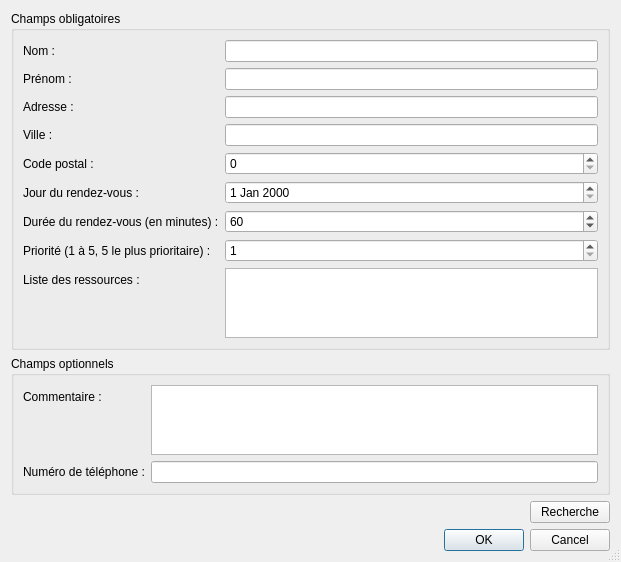
Qu3tzal/TpQt, file QTP/views/createclientdialog.ui: the form before one commit.
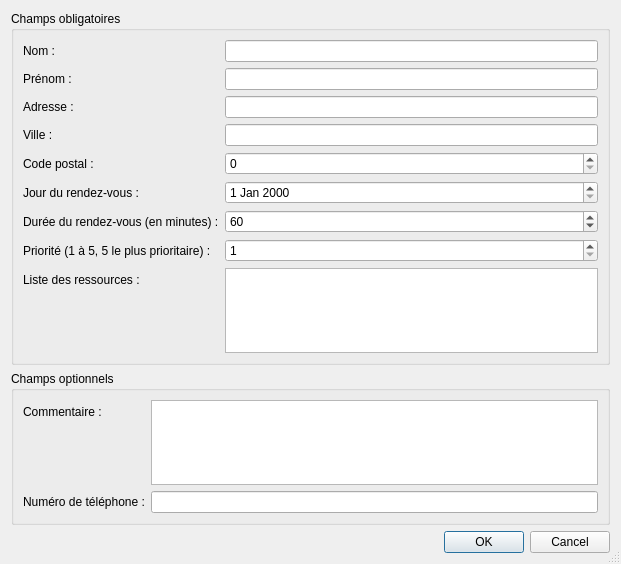
The form after the commit. Icons and pictures are not drawn.

Commit message: Remove du bullshit

```diff
--- a/QTP/views/createclientdialog.ui
+++ b/QTP/views/createclientdialog.ui
@@ -10,7 +10,7 @@
     <x>0</x>
     <y>0</y>
     <width>621</width>
-    <height>472</height>
+    <height>564</height>
    </rect>
   </property>
   <property name="windowTitle">
@@ -196,17 +196,6 @@
        </layout>
       </widget>
      </item>
-     <item>
-      <layout class="QHBoxLayout" name="horizontalLayout_2">
-       <item alignment="Qt::AlignRight">
-        <widget class="QPushButton" name="searchClientPushButton">
-         <property name="text">
-          <string>Recherche</string>
-         </property>
-        </widget>
-       </item>
-      </layout>
-     </item>
      <item>
       <widget class="QDialogButtonBox" name="buttonBox">
        <property name="orientation">
```
